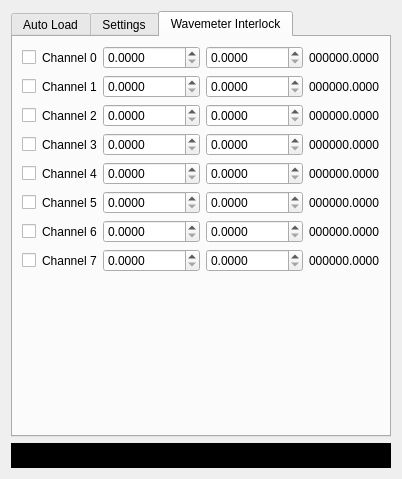
Before: the Qt Designer form ui/AutoLoad.ui in MonroeQuantumNetworks/IonControl, drawn with Qt 5.
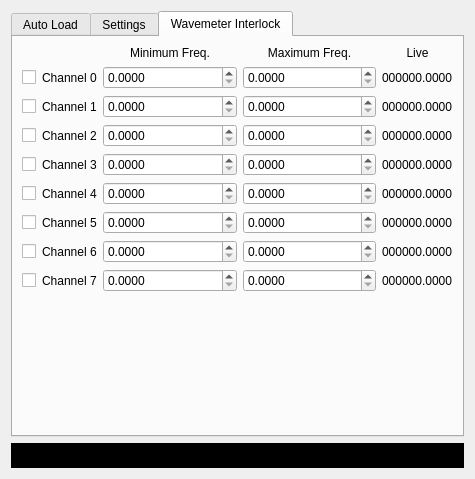
After: the same form once the commit is applied. Icons and pictures are not drawn. Custom widgets are drawn as their Qt base class.

The edit to the form file:
```diff
--- a/ui/AutoLoad.ui
+++ b/ui/AutoLoad.ui
@@ -6,7 +6,7 @@
    <rect>
     <x>0</x>
     <y>0</y>
-    <width>373</width>
+    <width>475</width>
     <height>479</height>
    </rect>
   </property>
@@ -291,15 +291,28 @@
        <string>Wavemeter Interlock</string>
       </attribute>
       <layout class="QGridLayout" name="gridLayout_2">
-       <item row="7" column="0">
-        <widget class="QCheckBox" name="use_channel7">
+       <item row="1" column="0">
+        <widget class="QCheckBox" name="useChannelGui0">
+         <property name="toolTip">
+          <string>&lt;html&gt;&lt;head/&gt;&lt;body&gt;&lt;p&gt;Use channel 0&lt;/p&gt;&lt;/body&gt;&lt;/html&gt;</string>
+         </property>
          <property name="text">
           <string/>
          </property>
         </widget>
        </item>
-       <item row="1" column="4">
-        <widget class="QLabel" name="channel_result1">
+       <item row="8" column="0">
+        <widget class="QCheckBox" name="useChannelGui7">
+         <property name="toolTip">
+          <string>&lt;html&gt;&lt;head/&gt;&lt;body&gt;&lt;p&gt;Use channel 7&lt;/p&gt;&lt;/body&gt;&lt;/html&gt;</string>
+         </property>
+         <property name="text">
+          <string/>
+         </property>
+        </widget>
+       </item>
+       <item row="2" column="4">
+        <widget class="QLabel" name="channelResultGui1">
          <property name="sizePolicy">
           <sizepolicy hsizetype="Preferred" vsizetype="Preferred">
            <horstretch>0</horstretch>
@@ -311,45 +324,6 @@
          </property>
         </widget>
        </item>
-       <item row="6" column="3">
-        <widget class="QDoubleSpinBox" name="channel_max6">
-         <property name="sizePolicy">
-          <sizepolicy hsizetype="Minimum" vsizetype="Fixed">
-           <horstretch>1</horstretch>
-           <verstretch>0</verstretch>
-          </sizepolicy>
-         </property>
-         <property name="decimals">
-          <number>4</number>
-         </property>
-         <property name="maximum">
-          <double>1000000.000000000000000</double>
-         </property>
-        </widget>
-       </item>
-       <item row="0" column="1">
-        <widget class="QLabel" name="channel_label0">
-         <property name="text">
-          <string>Channel 0</string>
-         </property>
-        </widget>
-       </item>
-       <item row="2" column="3">
-        <widget class="QDoubleSpinBox" name="channel_max2">
-         <property name="sizePolicy">
-          <sizepolicy hsizetype="Minimum" vsizetype="Fixed">
-           <horstretch>1</horstretch>
-           <verstretch>0</verstretch>
-          </sizepolicy>
-         </property>
-         <property name="decimals">
-          <number>4</number>
-         </property>
-         <property name="maximum">
-          <double>1000000.000000000000000</double>
-         </property>
-        </widget>
-       </item>
        <item row="7" column="3">
         <widget class="QDoubleSpinBox" name="channel_max7">
          <property name="sizePolicy">
@@ -366,15 +340,57 @@
          </property>
         </widget>
        </item>
-       <item row="3" column="0">
-        <widget class="QCheckBox" name="use_channel3">
+       <item row="1" column="1">
+        <widget class="QLabel" name="channelLabelGui0">
+         <property name="text">
+          <string>Channel 0</string>
+         </property>
+        </widget>
+       </item>
+       <item row="3" column="3">
+        <widget class="QDoubleSpinBox" name="channelMaxGui2">
+         <property name="sizePolicy">
+          <sizepolicy hsizetype="Minimum" vsizetype="Fixed">
+           <horstretch>1</horstretch>
+           <verstretch>0</verstretch>
+          </sizepolicy>
+         </property>
+         <property name="decimals">
+          <number>4</number>
+         </property>
+         <property name="maximum">
+          <double>1000000.000000000000000</double>
+         </property>
+        </widget>
+       </item>
+       <item row="8" column="3">
+        <widget class="QDoubleSpinBox" name="channelMaxGui7">
+         <property name="sizePolicy">
+          <sizepolicy hsizetype="Minimum" vsizetype="Fixed">
+           <horstretch>1</horstretch>
+           <verstretch>0</verstretch>
+          </sizepolicy>
+         </property>
+         <property name="decimals">
+          <number>4</number>
+         </property>
+         <property name="maximum">
+          <double>1000000.000000000000000</double>
+         </property>
+        </widget>
+       </item>
+       <item row="4" column="0">
+        <widget class="QCheckBox" name="useChannelGui3">
+         <property name="toolTip">
+          <string>&lt;html&gt;&lt;head/&gt;&lt;body&gt;&lt;p&gt;Use channel 3&lt;/p&gt;&lt;/body&gt;&lt;/html&gt;</string>
+         </property>
          <property name="text">
           <string/>
          </property>
         </widget>
        </item>
-       <item row="7" column="4">
-        <widget class="QLabel" name="channel_result7">
+       <item row="8" column="4">
+        <widget class="QLabel" name="channelResultGui7">
          <property name="sizePolicy">
           <sizepolicy hsizetype="Preferred" vsizetype="Preferred">
            <horstretch>0</horstretch>
@@ -386,15 +402,15 @@
          </property>
         </widget>
        </item>
-       <item row="3" column="1">
-        <widget class="QLabel" name="channel_label3">
+       <item row="4" column="1">
+        <widget class="QLabel" name="channelLabelGui3">
          <property name="text">
           <string>Channel 3</string>
          </property>
         </widget>
        </item>
-       <item row="4" column="1">
-        <widget class="QLabel" name="channel_label4">
+       <item row="5" column="1">
+        <widget class="QLabel" name="channelLabelGui4">
          <property name="styleSheet">
           <string notr="true"/>
          </property>
@@ -403,8 +419,8 @@
          </property>
         </widget>
        </item>
-       <item row="4" column="3">
-        <widget class="QDoubleSpinBox" name="channel_max4">
+       <item row="5" column="3">
+        <widget class="QDoubleSpinBox" name="channelMaxGui4">
          <property name="sizePolicy">
           <sizepolicy hsizetype="Minimum" vsizetype="Fixed">
            <horstretch>1</horstretch>
@@ -419,39 +435,16 @@
          </property>
         </widget>
        </item>
-       <item row="2" column="0">
-        <widget class="QCheckBox" name="use_channel2">
+       <item row="3" column="0">
+        <widget class="QCheckBox" name="useChannelGui2">
+         <property name="toolTip">
+          <string>&lt;html&gt;&lt;head/&gt;&lt;body&gt;&lt;p&gt;Use channel 2&lt;/p&gt;&lt;/body&gt;&lt;/html&gt;</string>
+         </property>
          <property name="text">
           <string/>
          </property>
         </widget>
        </item>
-       <item row="2" column="4">
-        <widget class="QLabel" name="channel_result2">
-         <property name="sizePolicy">
-          <sizepolicy hsizetype="Preferred" vsizetype="Preferred">
-           <horstretch>0</horstretch>
-           <verstretch>0</verstretch>
-          </sizepolicy>
-         </property>
-         <property name="text">
-          <string>000000.0000</string>
-         </property>
-        </widget>
-       </item>
-       <item row="0" column="4">
-        <widget class="QLabel" name="channel_result0">
-         <property name="sizePolicy">
-          <sizepolicy hsizetype="Preferred" vsizetype="Preferred">
-           <horstretch>0</horstretch>
-           <verstretch>0</verstretch>
-          </sizepolicy>
-         </property>
-         <property name="text">
-          <string>000000.0000</string>
-         </property>
-        </widget>
-       </item>
        <item row="3" column="4">
         <widget class="QLabel" name="channel_result3">
          <property name="sizePolicy">
@@ -465,8 +458,34 @@
          </property>
         </widget>
        </item>
-       <item row="3" column="2">
-        <widget class="QDoubleSpinBox" name="channel_min3">
+       <item row="1" column="4">
+        <widget class="QLabel" name="channelResultGui0">
+         <property name="sizePolicy">
+          <sizepolicy hsizetype="Preferred" vsizetype="Preferred">
+           <horstretch>0</horstretch>
+           <verstretch>0</verstretch>
+          </sizepolicy>
+         </property>
+         <property name="text">
+          <string>000000.0000</string>
+         </property>
+        </widget>
+       </item>
+       <item row="4" column="4">
+        <widget class="QLabel" name="channelResultGui3">
+         <property name="sizePolicy">
+          <sizepolicy hsizetype="Preferred" vsizetype="Preferred">
+           <horstretch>0</horstretch>
+           <verstretch>0</verstretch>
+          </sizepolicy>
+         </property>
+         <property name="text">
+          <string>000000.0000</string>
+         </property>
+        </widget>
+       </item>
+       <item row="4" column="2">
+        <widget class="QDoubleSpinBox" name="channelMinGui3">
          <property name="sizePolicy">
           <sizepolicy hsizetype="Minimum" vsizetype="Fixed">
            <horstretch>1</horstretch>
@@ -484,8 +503,8 @@
          </property>
         </widget>
        </item>
-       <item row="3" column="3">
-        <widget class="QDoubleSpinBox" name="channel_max3">
+       <item row="4" column="3">
+        <widget class="QDoubleSpinBox" name="channelMaxGui3">
          <property name="sizePolicy">
           <sizepolicy hsizetype="Minimum" vsizetype="Fixed">
            <horstretch>1</horstretch>
@@ -500,15 +519,18 @@
          </property>
         </widget>
        </item>
-       <item row="4" column="0">
-        <widget class="QCheckBox" name="use_channel4">
+       <item row="5" column="0">
+        <widget class="QCheckBox" name="useChannelGui4">
+         <property name="toolTip">
+          <string>&lt;html&gt;&lt;head/&gt;&lt;body&gt;&lt;p&gt;Use channel 4&lt;/p&gt;&lt;/body&gt;&lt;/html&gt;</string>
+         </property>
          <property name="text">
           <string/>
          </property>
         </widget>
        </item>
-       <item row="6" column="4">
-        <widget class="QLabel" name="channel_result6">
+       <item row="7" column="4">
+        <widget class="QLabel" name="channelResultGui6">
          <property name="sizePolicy">
           <sizepolicy hsizetype="Preferred" vsizetype="Preferred">
            <horstretch>0</horstretch>
@@ -520,8 +542,8 @@
          </property>
         </widget>
        </item>
-       <item row="7" column="2">
-        <widget class="QDoubleSpinBox" name="channel_min7">
+       <item row="8" column="2">
+        <widget class="QDoubleSpinBox" name="channelMinGui7">
          <property name="sizePolicy">
           <sizepolicy hsizetype="Minimum" vsizetype="Fixed">
            <horstretch>1</horstretch>
@@ -536,15 +558,15 @@
          </property>
         </widget>
        </item>
-       <item row="2" column="1">
-        <widget class="QLabel" name="channel_label2">
+       <item row="3" column="1">
+        <widget class="QLabel" name="channelLabelGui2">
          <property name="text">
           <string>Channel 2</string>
          </property>
         </widget>
        </item>
-       <item row="6" column="2">
-        <widget class="QDoubleSpinBox" name="channel_min6">
+       <item row="7" column="2">
+        <widget class="QDoubleSpinBox" name="channelMinGui6">
          <property name="sizePolicy">
           <sizepolicy hsizetype="Minimum" vsizetype="Fixed">
            <horstretch>1</horstretch>
@@ -559,8 +581,8 @@
          </property>
         </widget>
        </item>
-       <item row="1" column="3">
-        <widget class="QDoubleSpinBox" name="channel_max1">
+       <item row="2" column="3">
+        <widget class="QDoubleSpinBox" name="channelMaxGui1">
          <property name="sizePolicy">
           <sizepolicy hsizetype="Minimum" vsizetype="Fixed">
            <horstretch>1</horstretch>
@@ -575,8 +597,8 @@
          </property>
         </widget>
        </item>
-       <item row="4" column="2">
-        <widget class="QDoubleSpinBox" name="channel_min4">
+       <item row="5" column="2">
+        <widget class="QDoubleSpinBox" name="channelMinGui4">
          <property name="sizePolicy">
           <sizepolicy hsizetype="Minimum" vsizetype="Fixed">
            <horstretch>1</horstretch>
@@ -591,22 +613,25 @@
          </property>
         </widget>
        </item>
-       <item row="1" column="0">
-        <widget class="QCheckBox" name="use_channel1">
+       <item row="2" column="0">
+        <widget class="QCheckBox" name="useChannelGui1">
+         <property name="toolTip">
+          <string>&lt;html&gt;&lt;head/&gt;&lt;body&gt;&lt;p&gt;Use channel 1&lt;/p&gt;&lt;/body&gt;&lt;/html&gt;</string>
+         </property>
          <property name="text">
           <string/>
          </property>
         </widget>
        </item>
-       <item row="1" column="1">
-        <widget class="QLabel" name="channel_label1">
+       <item row="2" column="1">
+        <widget class="QLabel" name="channelLabelGui1">
          <property name="text">
           <string>Channel 1</string>
          </property>
         </widget>
        </item>
-       <item row="0" column="3">
-        <widget class="QDoubleSpinBox" name="channel_max0">
+       <item row="1" column="3">
+        <widget class="QDoubleSpinBox" name="channelMaxGui0">
          <property name="sizePolicy">
           <sizepolicy hsizetype="Minimum" vsizetype="Fixed">
            <horstretch>1</horstretch>
@@ -621,29 +646,6 @@
          </property>
         </widget>
        </item>
-       <item row="0" column="2">
-        <widget class="QDoubleSpinBox" name="channel_min0">
-         <property name="sizePolicy">
-          <sizepolicy hsizetype="Minimum" vsizetype="Fixed">
-           <horstretch>1</horstretch>
-           <verstretch>0</verstretch>
-          </sizepolicy>
-         </property>
-         <property name="decimals">
-          <number>4</number>
-         </property>
-         <property name="maximum">
-          <double>1000000.000000000000000</double>
-         </property>
-        </widget>
-       </item>
-       <item row="0" column="0">
-        <widget class="QCheckBox" name="use_channel0">
-         <property name="text">
-          <string/>
-         </property>
-        </widget>
-       </item>
        <item row="1" column="2">
         <widget class="QDoubleSpinBox" name="channel_min1">
          <property name="sizePolicy">
@@ -660,15 +662,31 @@
          </property>
         </widget>
        </item>
-       <item row="7" column="1">
-        <widget class="QLabel" name="channel_label7">
+       <item row="2" column="2">
+        <widget class="QDoubleSpinBox" name="channelMinGui1">
+         <property name="sizePolicy">
+          <sizepolicy hsizetype="Minimum" vsizetype="Fixed">
+           <horstretch>1</horstretch>
+           <verstretch>0</verstretch>
+          </sizepolicy>
+         </property>
+         <property name="decimals">
+          <number>4</number>
+         </property>
+         <property name="maximum">
+          <double>1000000.000000000000000</double>
+         </property>
+        </widget>
+       </item>
+       <item row="8" column="1">
+        <widget class="QLabel" name="channelLabelGui7">
          <property name="text">
           <string>Channel 7</string>
          </property>
         </widget>
        </item>
-       <item row="5" column="4">
-        <widget class="QLabel" name="channel_result5">
+       <item row="6" column="4">
+        <widget class="QLabel" name="channelResultGui5">
          <property name="sizePolicy">
           <sizepolicy hsizetype="Preferred" vsizetype="Preferred">
            <horstretch>0</horstretch>
@@ -680,22 +698,25 @@
          </property>
         </widget>
        </item>
-       <item row="6" column="0">
-        <widget class="QCheckBox" name="use_channel6">
+       <item row="7" column="0">
+        <widget class="QCheckBox" name="useChannelGui6">
+         <property name="toolTip">
+          <string>&lt;html&gt;&lt;head/&gt;&lt;body&gt;&lt;p&gt;Use channel 6&lt;/p&gt;&lt;/body&gt;&lt;/html&gt;</string>
+         </property>
          <property name="text">
           <string/>
          </property>
         </widget>
        </item>
-       <item row="6" column="1">
-        <widget class="QLabel" name="channel_label6">
+       <item row="7" column="1">
+        <widget class="QLabel" name="channelLabelGui6">
          <property name="text">
           <string>Channel 6</string>
          </property>
         </widget>
        </item>
-       <item row="4" column="4">
-        <widget class="QLabel" name="channel_result4">
+       <item row="5" column="4">
+        <widget class="QLabel" name="channelResultGui4">
          <property name="sizePolicy">
           <sizepolicy hsizetype="Preferred" vsizetype="Preferred">
            <horstretch>0</horstretch>
@@ -707,15 +728,18 @@
          </property>
         </widget>
        </item>
-       <item row="5" column="0">
-        <widget class="QCheckBox" name="use_channel5">
+       <item row="6" column="0">
+        <widget class="QCheckBox" name="useChannelGui5">
+         <property name="toolTip">
+          <string>&lt;html&gt;&lt;head/&gt;&lt;body&gt;&lt;p&gt;Use channel 5&lt;/p&gt;&lt;/body&gt;&lt;/html&gt;</string>
+         </property>
          <property name="text">
           <string/>
          </property>
         </widget>
        </item>
-       <item row="5" column="2">
-        <widget class="QDoubleSpinBox" name="channel_min5">
+       <item row="6" column="2">
+        <widget class="QDoubleSpinBox" name="channelMinGui5">
          <property name="sizePolicy">
           <sizepolicy hsizetype="Minimum" vsizetype="Fixed">
            <horstretch>1</horstretch>
@@ -730,15 +754,15 @@
          </property>
         </widget>
        </item>
-       <item row="5" column="1">
-        <widget class="QLabel" name="channel_label5">
+       <item row="6" column="1">
+        <widget class="QLabel" name="channelLabelGui5">
          <property name="text">
           <string>Channel 5</string>
          </property>
         </widget>
        </item>
-       <item row="5" column="3">
-        <widget class="QDoubleSpinBox" name="channel_max5">
+       <item row="6" column="3">
+        <widget class="QDoubleSpinBox" name="channelMaxGui5">
          <property name="sizePolicy">
           <sizepolicy hsizetype="Minimum" vsizetype="Fixed">
            <horstretch>1</horstretch>
@@ -753,8 +777,8 @@
          </property>
         </widget>
        </item>
-       <item row="2" column="2">
-        <widget class="QDoubleSpinBox" name="channel_min2">
+       <item row="3" column="2">
+        <widget class="QDoubleSpinBox" name="channelMinGui2">
          <property name="sizePolicy">
           <sizepolicy hsizetype="Minimum" vsizetype="Fixed">
            <horstretch>1</horstretch>
@@ -769,7 +793,7 @@
          </property>
         </widget>
        </item>
-       <item row="8" column="2">
+       <item row="9" column="2">
         <spacer name="verticalSpacer_2">
          <property name="orientation">
           <enum>Qt::Vertical</enum>
@@ -782,6 +806,36 @@
          </property>
         </spacer>
        </item>
+       <item row="0" column="2">
+        <widget class="QLabel" name="label_9">
+         <property name="text">
+          <string>Minimum Freq.</string>
+         </property>
+         <property name="alignment">
+          <set>Qt::AlignCenter</set>
+         </property>
+        </widget>
+       </item>
+       <item row="0" column="3">
+        <widget class="QLabel" name="label_10">
+         <property name="text">
+          <string>Maximum Freq.</string>
+         </property>
+         <property name="alignment">
+          <set>Qt::AlignCenter</set>
+         </property>
+        </widget>
+       </item>
+       <item row="0" column="4">
+        <widget class="QLabel" name="label_11">
+         <property name="text">
+          <string>Live</string>
+         </property>
+         <property name="alignment">
+          <set>Qt::AlignCenter</set>
+         </property>
+        </widget>
+       </item>
       </layout>
      </widget>
     </widget>
```
Left out of the diff: 8 changed lines with no effect on the pictures.
